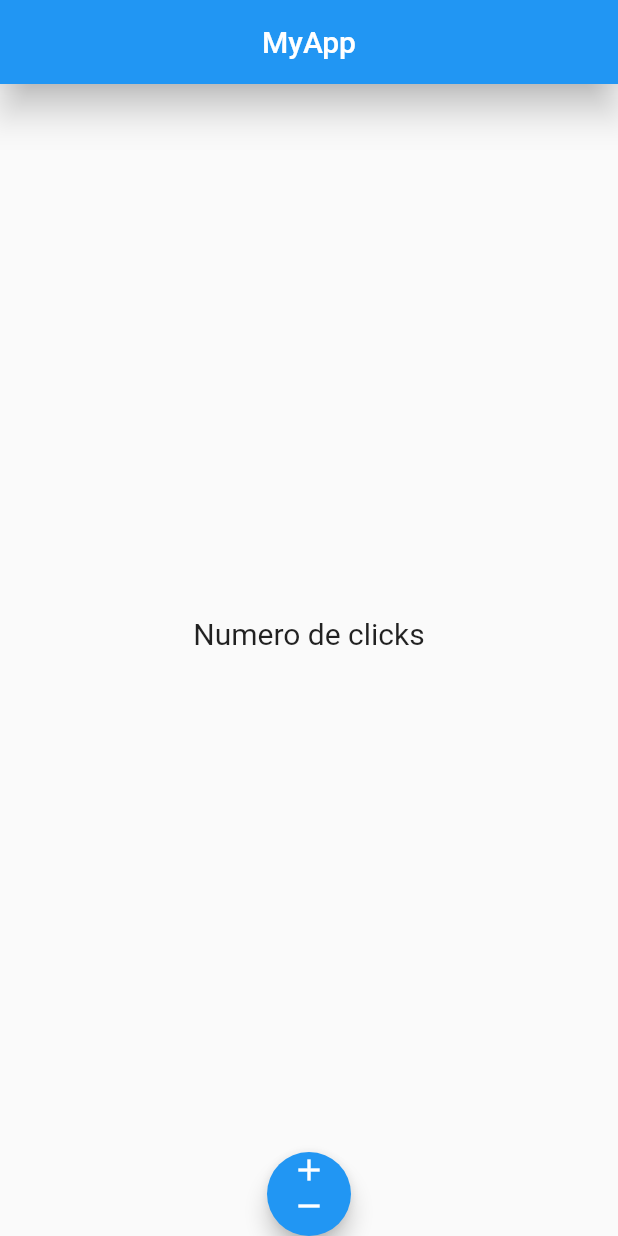
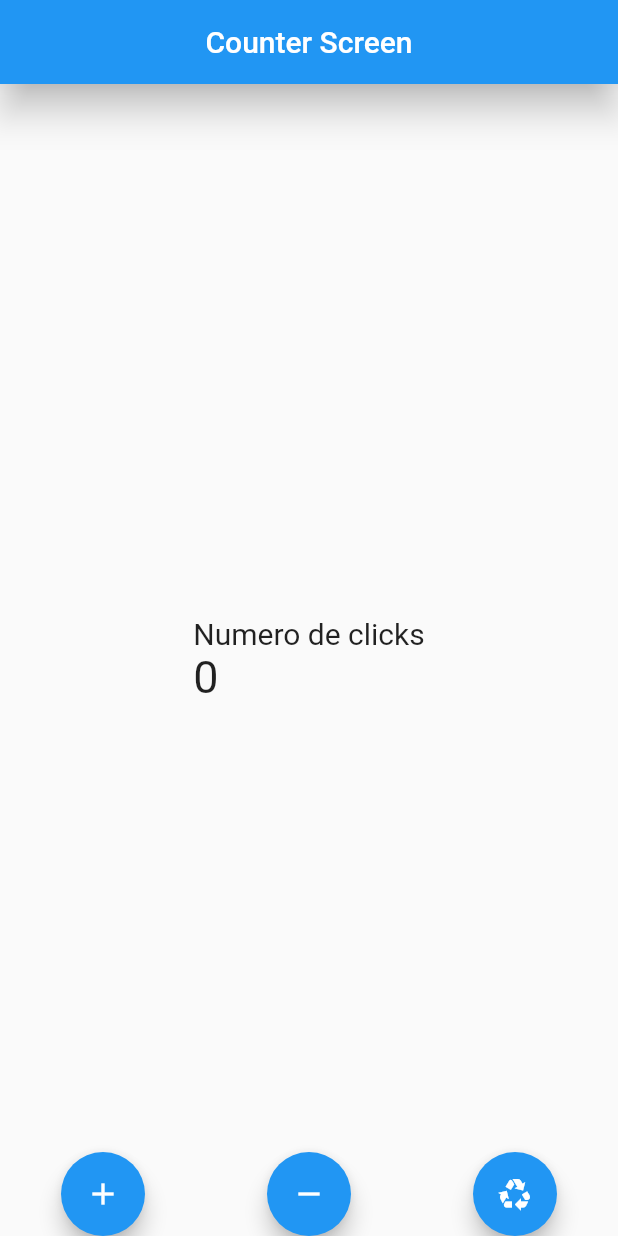
Before and after one commit to oscarherruzo/contador, a Flutter app: the screen it shows after launch, on a phone screen of 412 x 824 dp. Run offline on Flutter 3.47's test engine with Material 2 defaults, Android fonts, the phone set to English and light mode, and no system bars.

Commit message:
Segundo Commit H: 14:42

```diff
--- a/lib/main.dart
+++ b/lib/main.dart
@@ -1,6 +1,8 @@
+import 'package:contador/screens/counter_screen.dart';
 import 'package:flutter/material.dart';
 
 import 'package:contador/screens/home_screen.dart';
+
 
 void main() {
   runApp(const MyApp());
@@ -15,7 +17,7 @@ class MyApp extends StatelessWidget{
   Widget build(BuildContext context) {
     return const MaterialApp(
       debugShowCheckedModeBanner: false,
-      home: HomeScreen(),
+      home: counter_screen(),
 
     );
   }
--- /dev/null
+++ b/lib/screens/counter_screen.dart
@@ -0,0 +1,74 @@
+
+
+import 'package:flutter/material.dart';
+
+class counter_screen extends StatefulWidget{
+  const counter_screen({super.key});
+
+  @override
+  State<counter_screen> createState() => _counter_screenState();
+}
+
+class _counter_screenState extends State<counter_screen> {
+  int contador = 0;
+  @override
+  Widget build(BuildContext context) {
+    const miEstilo = TextStyle(fontSize: 20);
+
+    return Scaffold(
+      appBar: AppBar(
+        centerTitle: true,
+        title: const Text('Counter Screen'),
+        elevation: 10.0,
+      ),
+      body: Center(
+        child: Column(
+          mainAxisAlignment: MainAxisAlignment.center,
+          crossAxisAlignment: CrossAxisAlignment.start,
+          children:  <Widget>[
+            const Text('Numero de clicks', style: miEstilo,),
+            Text('$contador', style: TextStyle(fontSize: 30),),
+          ],
+        ),
+    ),
+
+
+    floatingActionButtonLocation: FloatingActionButtonLocation.centerDocked,
+    //Primer boton
+
+    floatingActionButton: Row(
+      mainAxisAlignment: MainAxisAlignment.spaceAround,
+      children: [
+        FloatingActionButton(
+          child: const Icon(Icons.add ),
+          onPressed: () {
+            contador++;
+            setState(() {});
+            },
+          ),
+
+
+    //Segundo boton
+
+
+           FloatingActionButton(
+          child: const Icon(Icons.remove ),
+          onPressed: () {
+            contador--;
+            setState(() {});
+            },
+          ),
+    //Tercer boton
+          FloatingActionButton(
+          child: const Icon(Icons.recycling ),
+          onPressed: () {
+            contador=0;
+            setState(() {});
+            },
+          ),
+
+      ],
+    ),
+    );
+  }
+}
--- a/lib/screens/home_screen.dart
+++ b/lib/screens/home_screen.dart
@@ -21,7 +21,7 @@ class HomeScreen extends StatelessWidget{
           crossAxisAlignment: CrossAxisAlignment.start,
           children: const <Widget>[
             Text('Numero de clicks', style: miEstilo,),
-            Text('', style: TextStyle(fontSize: 30),),
+            Text('0', style: TextStyle(fontSize: 30),),
           ],
         ),
     ),
```
